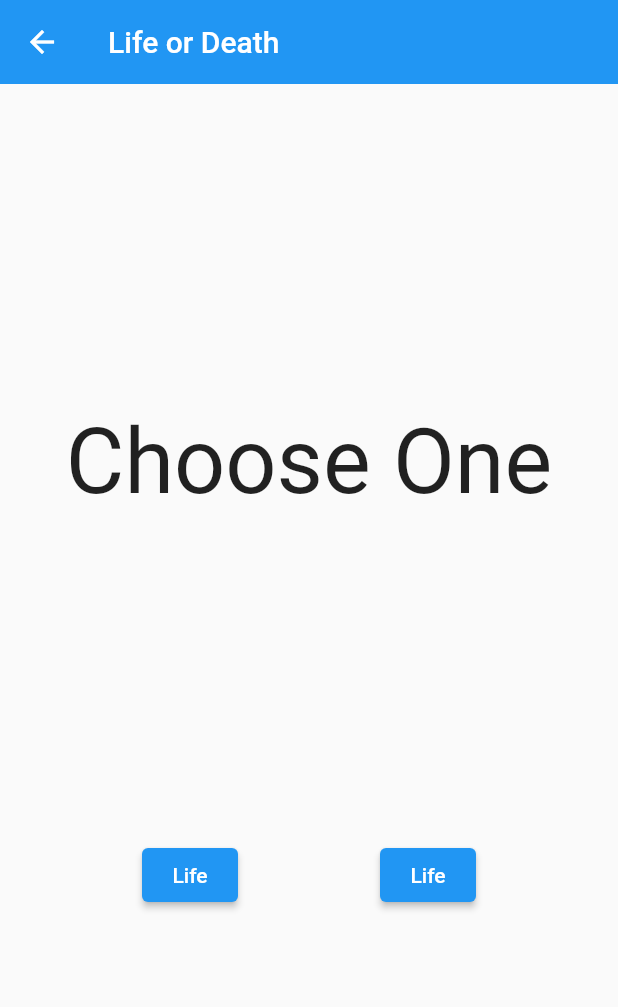
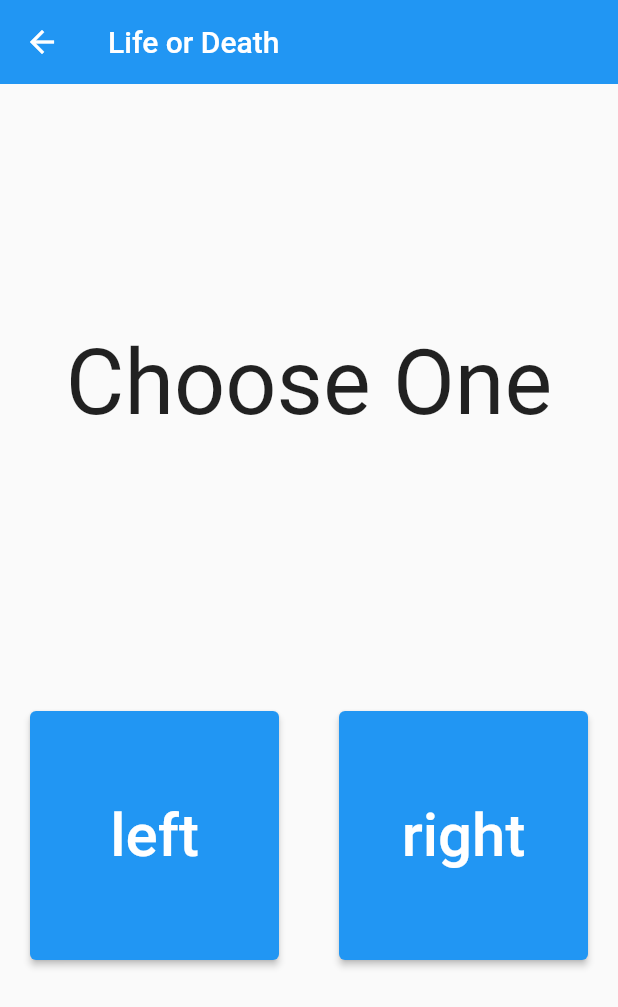
Before and after one commit to YukiMaitani/flutter_samples, a Flutter app: the screen it shows after launch, after a tap on "Life or Death", on a phone screen of 412 x 824 dp. Shown: the top 1007 px of the screen. Run offline on Flutter 3.47's test engine with Material 2 defaults, Android fonts, the phone set to English and light mode, and no system bars; our stand-ins replace bloc, equatable, flutter_bloc, go_router, hooks_riverpod.

Commit message:
生か死かゲームを作成

```diff
--- a/lib/pages/life_or_death/bloc/game_bloc.dart
+++ b/lib/pages/life_or_death/bloc/game_bloc.dart
@@ -1,8 +1,20 @@
+import 'dart:math';
+
 import 'package:bloc/bloc.dart';
 
 import 'game_event.dart';
 import 'game_state.dart';
 
 class GameBloc extends Bloc<GameEvent, GameState> {
-  GameBloc() : super(const GameStartedState());
+  GameBloc() : super(GameState(lifeIndex: Random().nextInt(2))) {
+    on<GameStartEvent>((event, emit) {
+      emit(GameState(lifeIndex: Random().nextInt(2)));
+    });
+    on<GameAnswerEvent>((event, emit) {
+      emit(GameState(
+          lifeIndex: state.lifeIndex,
+          answerIndex: event.answerIndex,
+          isCorrect: state.lifeIndex == event.answerIndex));
+    });
+  }
 }
--- a/lib/pages/life_or_death/bloc/game_event.dart
+++ b/lib/pages/life_or_death/bloc/game_event.dart
@@ -2,4 +2,15 @@ import 'package:equatable/equatable.dart';
 
 abstract class GameEvent extends Equatable {
   const GameEvent();
+  @override
+  List<Object> get props => [];
 }
+
+class GameStartEvent extends GameEvent {}
+
+class GameAnswerEvent extends GameEvent {
+  final int answerIndex;
+  const GameAnswerEvent(this.answerIndex);
+  @override
+  List<Object> get props => [answerIndex];
+}
--- a/lib/pages/life_or_death/bloc/game_state.dart
+++ b/lib/pages/life_or_death/bloc/game_state.dart
@@ -1,13 +1,11 @@
 import 'package:equatable/equatable.dart';
 
-abstract class GameState extends Equatable {
-  const GameState();
-}
-
-
-class GameStartedState extends GameState {
-  const GameStartedState();
+class GameState extends Equatable {
+  final int? lifeIndex;
+  final int? answerIndex;
+  final bool? isCorrect;
+  const GameState({this.lifeIndex, this.answerIndex, this.isCorrect});
 
   @override
-  List<Object?> get props => [];
+  List<Object?> get props => [lifeIndex, answerIndex, isCorrect];
 }
--- a/lib/pages/life_or_death/views/game_page.dart
+++ b/lib/pages/life_or_death/views/game_page.dart
@@ -9,7 +9,7 @@ class GamePage extends StatelessWidget {
 
   @override
   Widget build(BuildContext context) {
-    return BlocProvider(
+    return BlocProvider<GameBloc>(
         create: (context) {
           return GameBloc();
         },
--- a/lib/pages/life_or_death/views/game_view.dart
+++ b/lib/pages/life_or_death/views/game_view.dart
@@ -1,4 +1,8 @@
 import 'package:flutter/material.dart';
+import 'package:flutter_bloc/flutter_bloc.dart';
+
+import '../bloc/game_bloc.dart';
+import '../bloc/game_event.dart';
 
 class GameView extends StatefulWidget {
   const GameView({super.key});
@@ -20,33 +24,68 @@ class _GameViewState extends State<GameView> {
   }
 
   Widget _buildBody() {
+    return Builder(builder: (context) {
+      final gameBloc = BlocProvider.of<GameBloc>(context);
+      final isCorrect = gameBloc.state.isCorrect;
       return Column(
         mainAxisAlignment: MainAxisAlignment.spaceEvenly,
         children: [
-        _buildInstructionText(),
+          _buildInstructionText(isCorrect),
           Row(
             mainAxisAlignment: MainAxisAlignment.spaceEvenly,
             children: [
-            _buildButton(),
-            _buildButton(),
+              if (isCorrect == null) ...[
+                Expanded(child: _buildButton(0, gameBloc)),
+                Expanded(child: _buildButton(1, gameBloc))
+              ] else
+                _buildRestartButton(gameBloc),
             ],
           ),
         ],
       );
+    });
   }
 
-  Widget _buildInstructionText() {
-    return const Text(
-      'Choose One',
-      style: TextStyle(fontSize: 60),
+  Widget _buildInstructionText(bool? isCorrect) {
+    String title;
+    if (isCorrect == null) {
+      title = 'Choose One';
+    } else if (isCorrect) {
+      title = 'You Live';
+    } else {
+      title = 'You Die';
+    }
+    return Text(
+      title,
+      style: const TextStyle(fontSize: 60),
       textAlign: TextAlign.center,
     );
   }
 
-  Widget _buildButton() {
+  Widget _buildButton(int index, GameBloc gameBloc) {
+    final title = index == 0 ? 'left' : 'right';
+    return AspectRatio(
+      aspectRatio: 1,
+      child: Padding(
+        padding: const EdgeInsets.all(20),
+        child: ElevatedButton(
+          onPressed: () {
+            gameBloc.add(GameAnswerEvent(index));
+            setState(() {});
+          },
+          child: Text(title, style: const TextStyle(fontSize: 40)),
+        ),
+      ),
+    );
+  }
+
+  Widget _buildRestartButton(GameBloc gameBloc) {
     return ElevatedButton(
-      onPressed: () {},
-      child: const Text('Life'),
+      onPressed: () {
+        gameBloc.add(GameStartEvent());
+        setState(() {});
+      },
+      child: const Text('Restart'),
     );
   }
 }
--- a/lib/pages/life_or_death/views/views.dart
+++ b/lib/pages/life_or_death/views/views.dart
@@ -1,3 +1,2 @@
 export 'game_page.dart';
-export 'game_summary.dart';
 export 'game_view.dart';
```
Also changed, not shown: lib/pages/life_or_death/views/game_summary.dart (deleted). Lines whose indentation alone changed are shown as unchanged.
